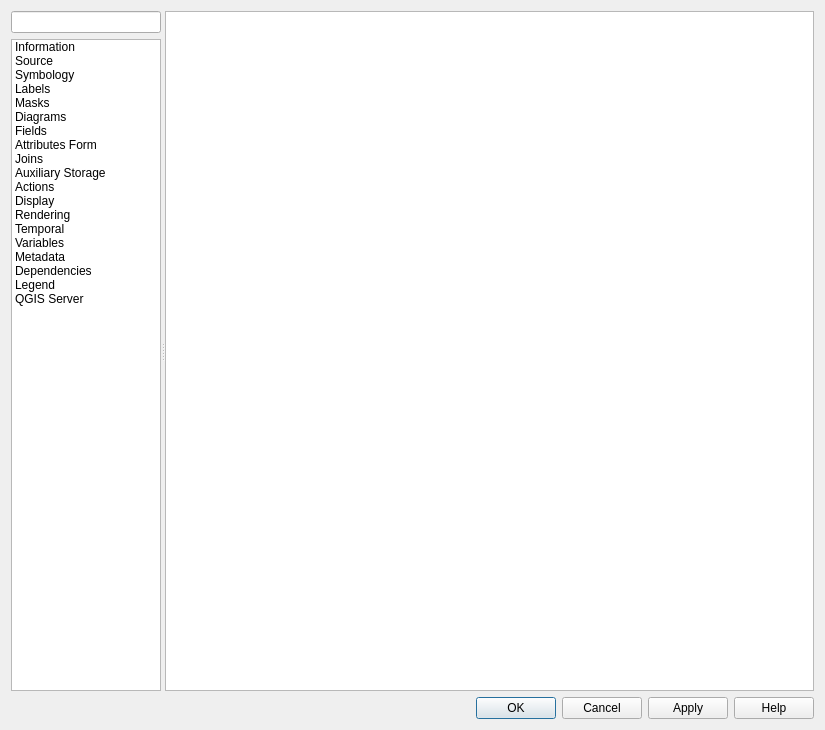
First picture: the form in src/ui/qgsvectorlayerpropertiesbase.ui, repository andreassteffens/QGIS, before the edit.
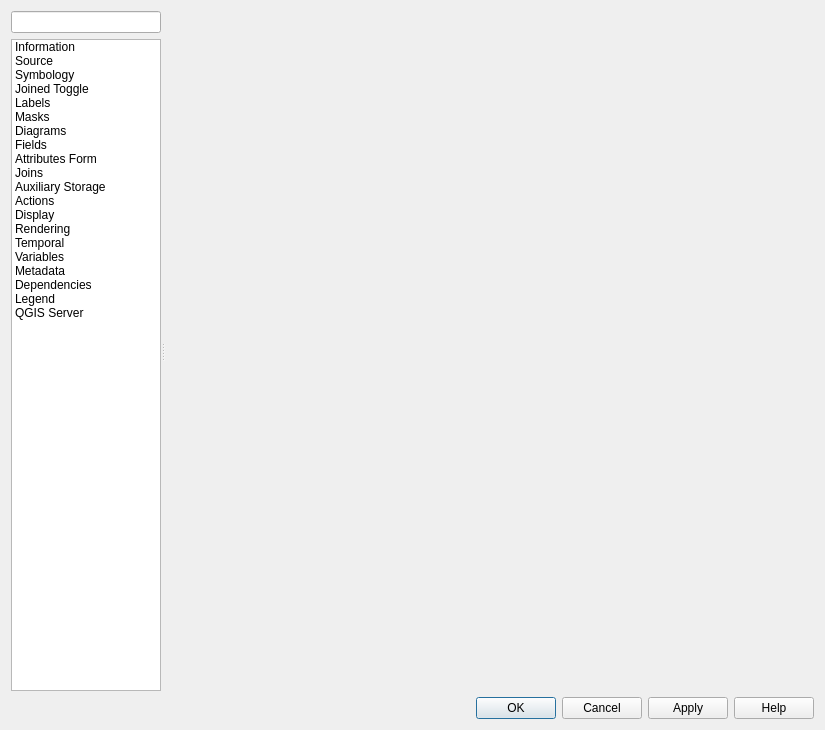
Second picture: the form after the edit. The open tabs and pages were chosen to show the change. Icons and pictures are not drawn. Custom widgets are drawn as their Qt base class.

Commit message: - added ui for configuring joined visibility toggle

```diff
--- a/src/ui/qgsvectorlayerpropertiesbase.ui
+++ b/src/ui/qgsvectorlayerpropertiesbase.ui
@@ -132,6 +132,18 @@
             <normaloff>:/images/themes/default/propertyicons/symbology.svg</normaloff>:/images/themes/default/propertyicons/symbology.svg</iconset>
           </property>
          </item>
+         <item>
+          <property name="text">
+           <string>Joined Toggle</string>
+          </property>
+          <property name="toolTip">
+           <string>([a]tapa) Joined Visibility Toggle Settings</string>
+          </property>
+          <property name="icon">
+           <iconset resource="../../images/images.qrc">
+            <normaloff>:/images/themes/default/sb_joinedtoggle.svg</normaloff>:/images/themes/default/sb_joinedtoggle.svg</iconset>
+          </property>
+         </item>
          <item>
           <property name="text">
            <string>Labels</string>
@@ -775,6 +787,32 @@
            </item>
           </layout>
          </widget>
+         <widget class="QWidget" name="mOptsPage_JoinedToggle">
+          <layout class="QVBoxLayout" name="verticalLayout_47">
+           <property name="leftMargin">
+            <number>0</number>
+           </property>
+           <property name="topMargin">
+            <number>0</number>
+           </property>
+           <property name="rightMargin">
+            <number>0</number>
+           </property>
+           <property name="bottomMargin">
+            <number>0</number>
+           </property>
+           <item>
+            <widget class="QFrame" name="joinedToggleFrame">
+             <property name="frameShape">
+              <enum>QFrame::NoFrame</enum>
+             </property>
+             <property name="frameShadow">
+              <enum>QFrame::Raised</enum>
+             </property>
+            </widget>
+           </item>
+          </layout>
+         </widget>
          <widget class="QWidget" name="mOptsPage_Labels">
           <layout class="QVBoxLayout" name="verticalLayout_12">
            <property name="leftMargin">
```
The commit also changes 12 other files.
